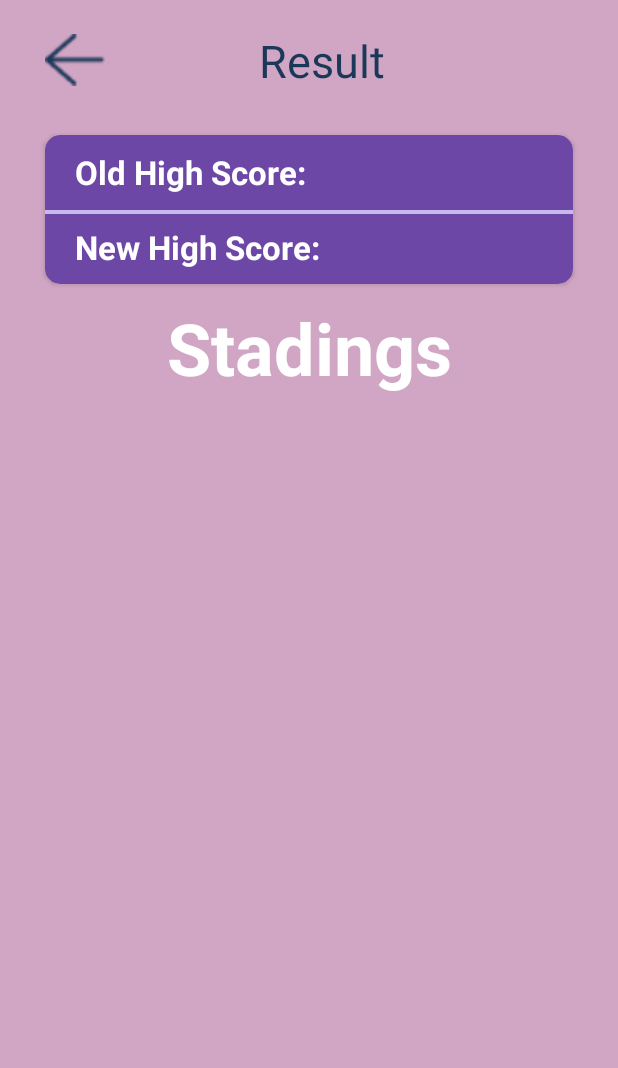
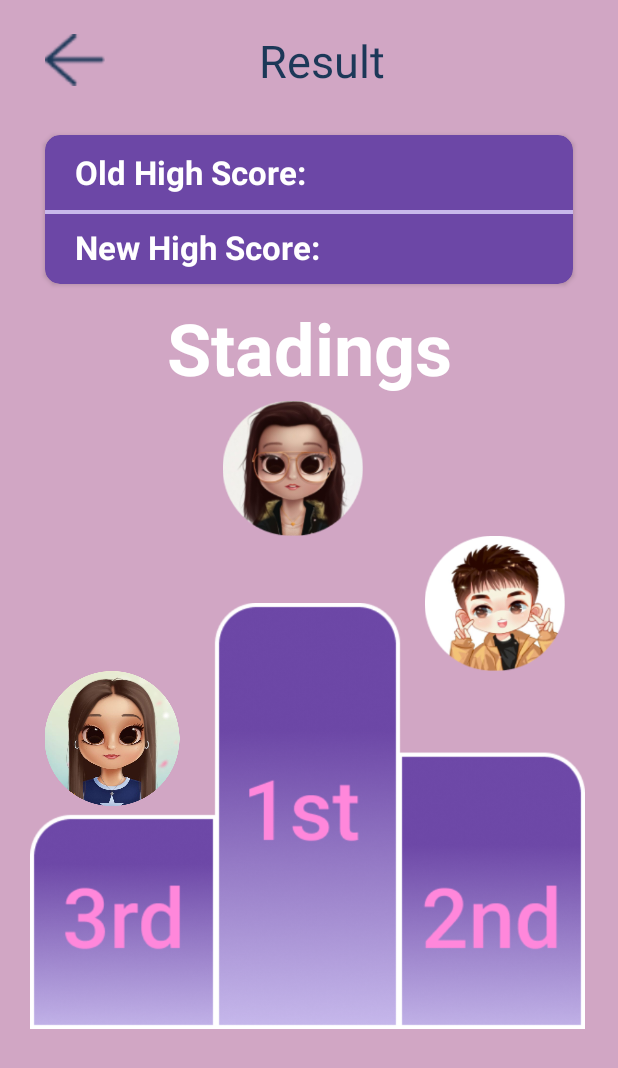
Before and after one commit to DupieM/DuPlessisMarine_Andriod_final_project, an Android app built with Jetpack Compose: the Result3Activity screen opened directly, with no data from a screen before it, on a phone screen of 412 x 824 dp. Shown: the top 1068 px of the screen. Run offline under Robolectric (Android 15) with nearby library versions, the phone set to English and light mode, and no system bars.

Commit message:
result pages styling

```diff
--- a/MyQuizApp/app/src/main/res/layout/activity_result3.xml
+++ b/MyQuizApp/app/src/main/res/layout/activity_result3.xml
@@ -86,4 +86,35 @@
         android:paddingRight="20dp"
         android:textStyle="bold"/>
 
+    <ImageView
+        android:layout_width="120dp"
+        android:layout_height="90dp"
+        android:layout_marginLeft="115dp"
+        android:contentDescription="cat1 mascot"
+        android:src="@drawable/avatar3"
+        />
+
+    <ImageView
+        android:layout_width="120dp"
+        android:layout_height="90dp"
+        android:layout_marginLeft="250dp"
+        android:contentDescription="cat1 mascot"
+        android:src="@drawable/avatar2" />
+
+    <ImageView
+        android:layout_width="120dp"
+        android:layout_height="90dp"
+        android:layout_marginLeft="-5dp"
+        android:contentDescription="cat1 mascot"
+        android:src="@drawable/avatar"
+        />
+
+
+    <ImageView
+        android:layout_width="370dp"
+        android:layout_height="300dp"
+        android:layout_marginTop="-143dp"
+        android:contentDescription="cat1 mascot"
+        android:src="@drawable/podium" />
+
 </LinearLayout>
```
Also changed, not shown: MyQuizApp/app/src/main/res/layout/activity_result.xml (+7 -4 lines), MyQuizApp/app/src/main/res/layout/activity_result2.xml (+31 -0 lines).
